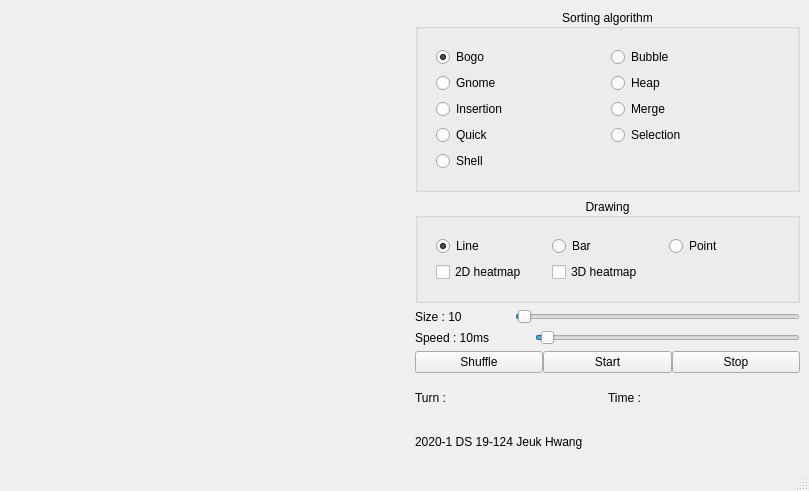
First picture: the form in pyqt_gui.ui, repository PositivePeriod/SortingSimulation, before the edit.
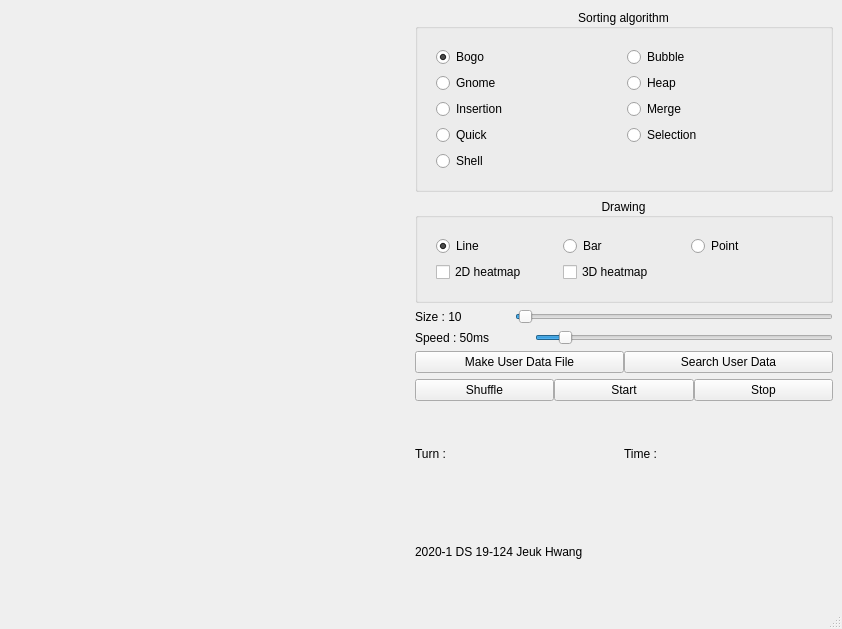
Second picture: the form after the edit. Custom widgets are drawn as their Qt base class.

```diff
--- a/pyqt_gui.ui
+++ b/pyqt_gui.ui
@@ -6,8 +6,8 @@
    <rect>
     <x>0</x>
     <y>0</y>
-    <width>809</width>
-    <height>491</height>
+    <width>842</width>
+    <height>629</height>
    </rect>
   </property>
   <property name="windowTitle">
@@ -26,47 +26,82 @@
      </widget>
     </item>
     <item>
-     <layout class="QGridLayout" name="gridLayout_9" rowstretch="0,0,0,0,0,0,0,0,0,0,0,0,0,0" columnstretch="0">
+     <layout class="QGridLayout" name="gridLayout_9" rowstretch="0,0,0,0,0,0,0,0,0,0,0,0,0,0,0" columnstretch="0">
       <property name="sizeConstraint">
        <enum>QLayout::SetMinAndMaxSize</enum>
       </property>
       <property name="horizontalSpacing">
        <number>7</number>
       </property>
-      <item row="7" column="0">
-       <layout class="QHBoxLayout" name="horizontalLayout_4">
+      <item row="2" column="0">
+       <widget class="QGroupBox" name="option_group">
+        <property name="title">
+         <string>Drawing</string>
+        </property>
+        <property name="alignment">
+         <set>Qt::AlignCenter</set>
+        </property>
+        <layout class="QHBoxLayout" name="horizontalLayout_13">
+         <item>
+          <widget class="QWidget" name="widget_2" native="true">
+           <layout class="QGridLayout" name="gridLayout_7">
+            <item row="0" column="0">
+             <widget class="QRadioButton" name="line_btn">
+              <property name="text">
+               <string>Line</string>
+              </property>
+              <property name="checked">
+               <bool>true</bool>
+              </property>
+             </widget>
+            </item>
+            <item row="0" column="2">
+             <widget class="QRadioButton" name="point_btn">
+              <property name="text">
+               <string>Point</string>
+              </property>
+             </widget>
+            </item>
+            <item row="1" column="0">
+             <widget class="QCheckBox" name="two_heatmap">
+              <property name="text">
+               <string>2D heatmap</string>
+              </property>
+             </widget>
+            </item>
+            <item row="0" column="1">
+             <widget class="QRadioButton" name="bar_btn">
+              <property name="text">
+               <string>Bar</string>
+              </property>
+             </widget>
+            </item>
+            <item row="1" column="1">
+             <widget class="QCheckBox" name="three_heatmap">
+              <property name="text">
+               <string>3D heatmap</string>
+              </property>
+             </widget>
+            </item>
+           </layout>
+          </widget>
+         </item>
+        </layout>
+       </widget>
+      </item>
+      <item row="11" column="0">
+       <layout class="QHBoxLayout" name="horizontalLayout">
         <item>
-         <widget class="QLabel" name="speed">
-          <property name="minimumSize">
-           <size>
-            <width>120</width>
-            <height>0</height>
-           </size>
-          </property>
+         <widget class="QLabel" name="turn">
           <property name="text">
-           <string>Speed : 10ms</string>
+           <string>Turn :</string>
           </property>
          </widget>
         </item>
         <item>
-         <widget class="QSlider" name="slider_speed">
-          <property name="minimum">
-           <number>1</number>
-          </property>
-          <property name="maximum">
-           <number>500</number>
-          </property>
-          <property name="singleStep">
-           <number>1</number>
-          </property>
-          <property name="pageStep">
-           <number>10</number>
-          </property>
-          <property name="value">
-           <number>10</number>
-          </property>
-          <property name="orientation">
-           <enum>Qt::Horizontal</enum>
+         <widget class="QLabel" name="time">
+          <property name="text">
+           <string>Time :</string>
           </property>
          </widget>
         </item>
@@ -111,51 +146,58 @@
         </item>
        </layout>
       </item>
-      <item row="13" column="0">
-       <widget class="QLabel" name="jeuk">
-        <property name="text">
-         <string>2020-1 DS 19-124 Jeuk Hwang</string>
-        </property>
-       </widget>
-      </item>
-      <item row="9" column="0">
-       <layout class="QHBoxLayout" name="horizontalLayout_8">
+      <item row="8" column="0">
+       <layout class="QHBoxLayout" name="horizontalLayout_5">
         <item>
-         <widget class="QPushButton" name="shuffle">
+         <widget class="QPushButton" name="makeuser">
           <property name="text">
-           <string>Shuffle</string>
+           <string>Make User Data File</string>
           </property>
          </widget>
         </item>
         <item>
-         <widget class="QPushButton" name="start">
+         <widget class="QPushButton" name="searchuser">
           <property name="text">
-           <string>Start</string>
-          </property>
-         </widget>
-        </item>
-        <item>
-         <widget class="QPushButton" name="stop">
-          <property name="text">
-           <string>Stop</string>
+           <string>Search User Data</string>
           </property>
          </widget>
         </item>
        </layout>
       </item>
-      <item row="10" column="0">
-       <layout class="QHBoxLayout" name="horizontalLayout">
+      <item row="7" column="0">
+       <layout class="QHBoxLayout" name="horizontalLayout_4">
         <item>
-         <widget class="QLabel" name="turn">
+         <widget class="QLabel" name="speed">
+          <property name="minimumSize">
+           <size>
+            <width>120</width>
+            <height>0</height>
+           </size>
+          </property>
           <property name="text">
-           <string>Turn :</string>
+           <string>Speed : 50ms</string>
           </property>
          </widget>
         </item>
         <item>
-         <widget class="QLabel" name="time">
-          <property name="text">
-           <string>Time :</string>
+         <widget class="QSlider" name="slider_speed">
+          <property name="minimum">
+           <number>10</number>
+          </property>
+          <property name="maximum">
+           <number>500</number>
+          </property>
+          <property name="singleStep">
+           <number>1</number>
+          </property>
+          <property name="pageStep">
+           <number>10</number>
+          </property>
+          <property name="value">
+           <number>50</number>
+          </property>
+          <property name="orientation">
+           <enum>Qt::Horizontal</enum>
           </property>
          </widget>
         </item>
@@ -248,62 +290,38 @@
         </layout>
        </widget>
       </item>
-      <item row="2" column="0">
-       <widget class="QGroupBox" name="option_group">
-        <property name="title">
-         <string>Drawing</string>
+      <item row="14" column="0">
+       <widget class="QLabel" name="jeuk">
+        <property name="text">
+         <string>2020-1 DS 19-124 Jeuk Hwang</string>
         </property>
-        <property name="alignment">
-         <set>Qt::AlignCenter</set>
-        </property>
-        <layout class="QHBoxLayout" name="horizontalLayout_13">
-         <item>
-          <widget class="QWidget" name="widget_2" native="true">
-           <layout class="QGridLayout" name="gridLayout_7">
-            <item row="0" column="0">
-             <widget class="QRadioButton" name="line_btn">
-              <property name="text">
-               <string>Line</string>
-              </property>
-              <property name="checked">
-               <bool>true</bool>
-              </property>
-             </widget>
-            </item>
-            <item row="0" column="2">
-             <widget class="QRadioButton" name="point_btn">
-              <property name="text">
-               <string>Point</string>
-              </property>
-             </widget>
-            </item>
-            <item row="1" column="0">
-             <widget class="QCheckBox" name="two_heatmap">
-              <property name="text">
-               <string>2D heatmap</string>
-              </property>
-             </widget>
-            </item>
-            <item row="0" column="1">
-             <widget class="QRadioButton" name="bar_btn">
-              <property name="text">
-               <string>Bar</string>
-              </property>
-             </widget>
-            </item>
-            <item row="1" column="1">
-             <widget class="QCheckBox" name="three_heatmap">
-              <property name="text">
-               <string>3D heatmap</string>
-              </property>
-             </widget>
-            </item>
-           </layout>
-          </widget>
-         </item>
-        </layout>
        </widget>
       </item>
+      <item row="9" column="0">
+       <layout class="QHBoxLayout" name="horizontalLayout_6">
+        <item>
+         <widget class="QPushButton" name="shuffle">
+          <property name="text">
+           <string>Shuffle</string>
+          </property>
+         </widget>
+        </item>
+        <item>
+         <widget class="QPushButton" name="start">
+          <property name="text">
+           <string>Start</string>
+          </property>
+         </widget>
+        </item>
+        <item>
+         <widget class="QPushButton" name="stop">
+          <property name="text">
+           <string>Stop</string>
+          </property>
+         </widget>
+        </item>
+       </layout>
+      </item>
      </layout>
     </item>
    </layout>
```
